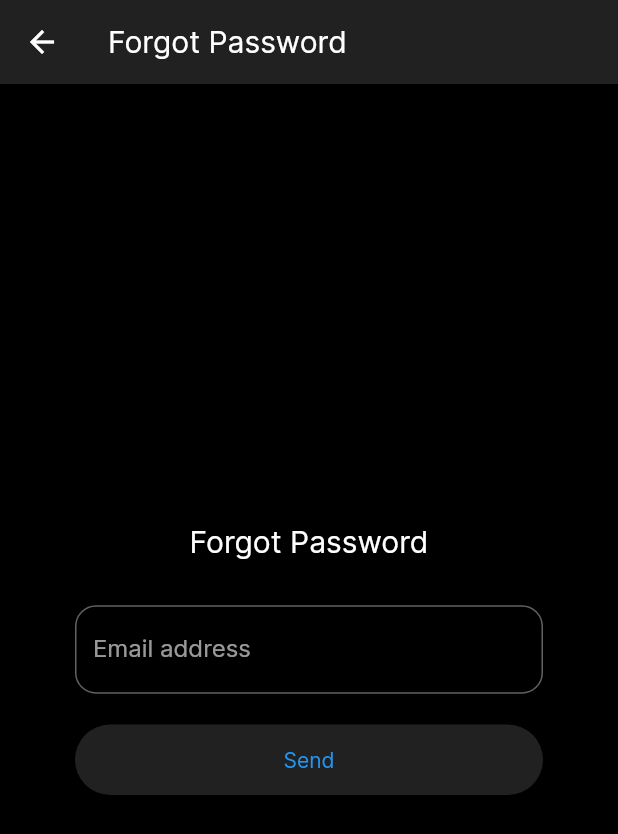
After one commit to Ideal-Goggles/stem-2022, a Flutter app: the ForgotPasswordScreen screen opened directly, on a phone screen of 412 x 824 dp. The commit adds this screen. Shown: the top 834 px of the screen. Run offline on Flutter 3.47's test engine with Material 2 defaults, Android fonts, the phone set to English and light mode, and no system bars; our stand-ins replace carousel_slider, cloud_firestore, firebase_auth, firebase_core, firebase_storage, google_sign_in and 1 more; accounts and stored records are empty; network calls fail.

Commit message:
Forget Password in login screen

```diff
--- /dev/null
+++ b/lib/misc_screens/forget_password.dart
@@ -0,0 +1,96 @@
+import 'package:flutter/material.dart';
+import 'package:firebase_auth/firebase_auth.dart';
+
+class ForgotPasswordScreen extends StatefulWidget {
+  const ForgotPasswordScreen({super.key});
+
+  @override
+  State<ForgotPasswordScreen> createState() => _ForgotPasswordScreenState();
+}
+
+class _ForgotPasswordScreenState extends State<ForgotPasswordScreen> {
+  static final auth = FirebaseAuth.instance;
+  final _key = GlobalKey<FormState>();
+  final _emailController = TextEditingController();
+
+  String email = "";
+  final _emailRegex =
+      RegExp(r"(^[a-zA-Z0-9_.+-]+@[a-zA-Z0-9-]+\.[a-zA-Z0-9-.]+$)");
+
+  void resetPassword({required String email}) async {
+    await auth
+        .sendPasswordResetEmail(email: email)
+        .then((value) => ScaffoldMessenger.of(context).showSnackBar(SnackBar(
+            backgroundColor: Theme.of(context).colorScheme.error,
+            content: const Text("Sent!", textAlign: TextAlign.center))))
+        .catchError((error) => ScaffoldMessenger.of(context).showSnackBar(
+            SnackBar(
+                backgroundColor: Theme.of(context).colorScheme.error,
+                content: Text(error.toString(), textAlign: TextAlign.center))));
+  }
+
+  @override
+  void dispose() {
+    _emailController.dispose();
+    super.dispose();
+  }
+
+  @override
+  Widget build(BuildContext context) {
+    return Scaffold(
+        appBar: AppBar(title: const Text("Forgot Password")),
+        body: Form(
+            key: _key,
+            child: Padding(
+                padding: const EdgeInsets.all(50),
+                child: Column(
+                    mainAxisAlignment: MainAxisAlignment.center,
+                    children: [
+                      const Text(
+                        "Forgot Password",
+                        style: TextStyle(fontSize: 20),
+                      ),
+                      const SizedBox(
+                        height: 10,
+                      ),
+                      Container(
+                        padding: const EdgeInsets.only(top: 20),
+                        child: TextFormField(
+                          onSaved: (newValue) => email = newValue ?? "",
+                          keyboardType: TextInputType.emailAddress,
+                          controller: _emailController,
+                          autocorrect: false,
+                          decoration: const InputDecoration(
+                            labelText: "Email address",
+                            hintText: "johndoe@example.com",
+                          ),
+                          validator: (value) {
+                            if (value != null && value.isNotEmpty) {
+                              if (_emailRegex.hasMatch(value)) {
+                                return null;
+                              } else {
+                                return "Please enter a valid email address";
+                              }
+                            }
+                            return "Please enter an email address";
+                          },
+                        ),
+                      ),
+                      const SizedBox(height: 20),
+                      SizedBox(
+                        width: double.infinity,
+                        child: MaterialButton(
+                          onPressed: () {
+                            resetPassword(email: _emailController.text.trim());
+                          },
+                          color: Colors.grey[900],
+                          textColor: Theme.of(context).colorScheme.primary,
+                          shape: RoundedRectangleBorder(
+                              borderRadius: BorderRadius.circular(50)),
+                          padding: const EdgeInsets.all(15),
+                          child: const Text("Send"),
+                        ),
+                      ),
+                    ]))));
+  }
+}
```
Also changed, not shown: lib/settings_screens/login.dart (+30 -0 lines), lib/settings_screens/sign_up.dart (+13 -0 lines).
